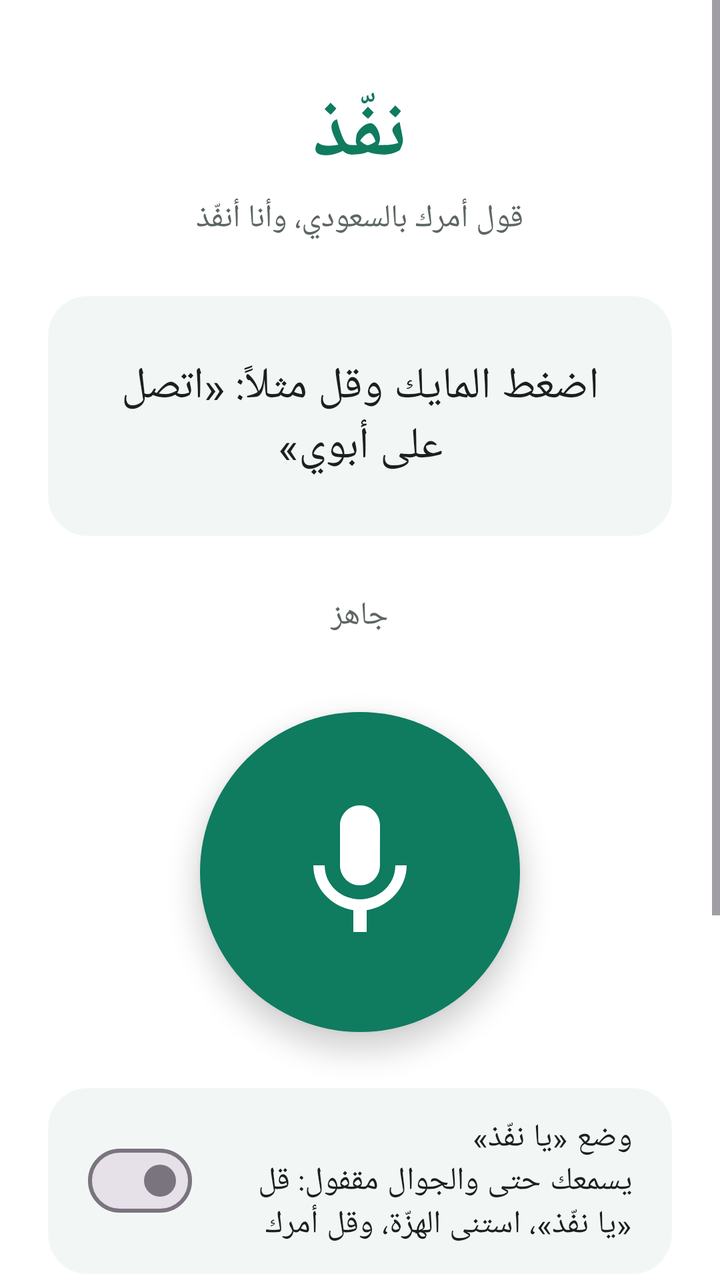
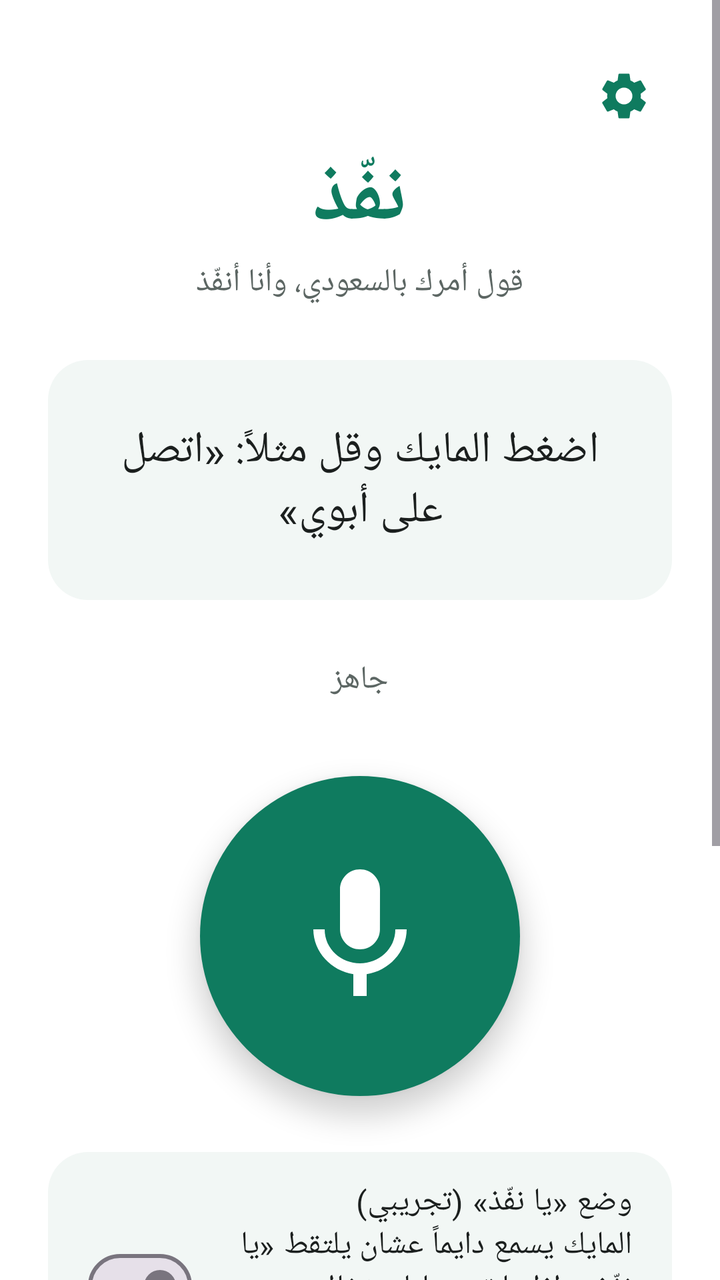

Before-and-after screenshots of an Android layout around one commit, followed by the original layout XML and the change that was made.
<!-- AndroidManifest.xml: application theme Theme.Naffith -->
<!-- res/layout/activity_main.xml -->
<?xml version="1.0" encoding="utf-8"?>
<ScrollView xmlns:android="http://schemas.android.com/apk/res/android"
    android:layout_width="match_parent"
    android:layout_height="match_parent"
    android:fillViewport="true">

    <LinearLayout
        android:layout_width="match_parent"
        android:layout_height="wrap_content"
        android:gravity="center_horizontal"
        android:layoutDirection="rtl"
        android:orientation="vertical"
        android:padding="24dp">

        <TextView
            android:layout_width="wrap_content"
            android:layout_height="wrap_content"
            android:layout_marginTop="16dp"
            android:text="@string/app_name"
            android:textColor="@color/brand"
            android:textSize="40sp"
            android:textStyle="bold" />

        <TextView
            android:layout_width="wrap_content"
            android:layout_height="wrap_content"
            android:layout_marginTop="4dp"
            android:text="@string/tagline"
            android:textColor="@color/text_secondary"
            android:textSize="16sp" />

        <TextView
            android:id="@+id/transcriptText"
            android:layout_width="match_parent"
            android:layout_height="wrap_content"
            android:layout_marginTop="28dp"
            android:background="@drawable/bg_card"
            android:gravity="center"
            android:minHeight="120dp"
            android:padding="20dp"
            android:text="@string/transcript_placeholder"
            android:textColor="@color/text_primary"
            android:textIsSelectable="true"
            android:textSize="22sp" />

        <TextView
            android:id="@+id/statusText"
            android:layout_width="match_parent"
            android:layout_height="wrap_content"
            android:layout_marginTop="16dp"
            android:gravity="center"
            android:minHeight="48dp"
            android:text="@string/status_ready"
            android:textColor="@color/text_secondary"
            android:textSize="16sp" />

        <ImageButton
            android:id="@+id/micButton"
            android:layout_width="160dp"
            android:layout_height="160dp"
            android:layout_marginTop="24dp"
            android:background="@drawable/bg_mic_idle"
            android:contentDescription="@string/mic_description"
            android:elevation="8dp"
            android:padding="40dp"
            android:scaleType="fitCenter"
            android:src="@drawable/ic_mic" />

        <com.google.android.material.materialswitch.MaterialSwitch
            android:id="@+id/handsFreeSwitch"
            android:layout_width="match_parent"
            android:layout_height="wrap_content"
            android:layout_marginTop="28dp"
            android:background="@drawable/bg_card"
            android:paddingHorizontal="20dp"
            android:paddingVertical="14dp"
            android:text="@string/hf_switch"
            android:textColor="@color/text_primary"
            android:textSize="16sp" />

        <TextView
            android:layout_width="match_parent"
            android:layout_height="wrap_content"
            android:layout_marginTop="32dp"
            android:lineSpacingExtra="6dp"
            android:text="@string/examples"
            android:textColor="@color/text_secondary"
            android:textSize="15sp" />
    </LinearLayout>
</ScrollView>
<!-- resources referenced by this layout -->
<resources>
  <color name="brand">#0F7B5F</color>
  <color name="text_primary">#1B1F1E</color>
  <color name="text_secondary">#5C6663</color>
  <!-- drawable bg_card (drawable) -->
  <?xml version="1.0" encoding="utf-8"?>
  <shape xmlns:android="http://schemas.android.com/apk/res/android" android:shape="rectangle">
      <solid android:color="@color/surface_card" />
      <corners android:radius="20dp" />
  </shape>
  <!-- drawable bg_mic_idle (drawable) -->
  <?xml version="1.0" encoding="utf-8"?>
  <shape xmlns:android="http://schemas.android.com/apk/res/android" android:shape="oval">
      <solid android:color="@color/brand" />
  </shape>
  <!-- drawable ic_mic (drawable) -->
  <vector xmlns:android="http://schemas.android.com/apk/res/android"
      android:width="24dp"
      android:height="24dp"
      android:viewportWidth="24"
      android:viewportHeight="24">
      <path
          android:fillColor="#FFFFFF"
          android:pathData="M12,14c1.66,0 2.99,-1.34 2.99,-3L15,5c0,-1.66 -1.34,-3 -3,-3S9,3.34 9,5v6c0,1.66 1.34,3 3,3zM17.3,11c0,3 -2.54,5.1 -5.3,5.1S6.7,14 6.7,11L5,11c0,3.41 2.72,6.23 6,6.72L11,21h2v-3.28c3.28,-0.48 6,-3.3 6,-6.72h-1.7z" />
  </vector>
  <string name="app_name">نفّذ</string>
  <string name="examples">أمثلة:\n• افتح الخرائط وابحث عن أقرب صيدلية\n• شغل لي محمد عبده في يوتيوب\n• افتح واتساب روحي اكتب هلا\n• دق على خالد\n\nإذا اخترت اسم من القائمة أحفظه للمرة الجاية. ضغطة طويلة على المايك تمسح الاختيارات المحفوظة.</string>
  <string name="hf_switch">وضع «يا نفّذ»\nيسمعك حتى والجوال مقفول: قل «يا نفّذ»، استنى الهزّة، وقل أمرك</string>
  <string name="mic_description">اضغط وتكلم</string>
  <string name="status_ready">جاهز</string>
  <string name="tagline">قول أمرك بالسعودي، وأنا أنفّذ</string>
  <string name="transcript_placeholder">اضغط المايك وقل مثلاً: «اتصل على أبوي»</string>
  <style name="Theme.Naffith" parent="Theme.Material3.Light.NoActionBar">
          <item name="colorPrimary">@color/brand</item>
          <item name="colorPrimaryDark">@color/brand_dark</item>
          <item name="android:statusBarColor">@color/brand_dark</item>
          <item name="android:windowBackground">@color/white</item>
      </style>
  <color name="surface_card">#F2F7F5</color>
  <color name="brand_dark">#0A5A45</color>
  <color name="white">#FFFFFF</color>
</resources>

<!-- the commit's change to res/layout/activity_main.xml (unified diff, before → after) -->
@@ -12,10 +12,18 @@
         android:orientation="vertical"
         android:padding="24dp">
 
+        <ImageButton
+            android:id="@+id/settingsButton"
+            android:layout_width="48dp"
+            android:layout_height="48dp"
+            android:layout_gravity="start"
+            android:background="?attr/selectableItemBackgroundBorderless"
+            android:contentDescription="@string/settings_description"
+            android:src="@drawable/ic_settings" />
+
         <TextView
             android:layout_width="wrap_content"
             android:layout_height="wrap_content"
-            android:layout_marginTop="16dp"
             android:text="@string/app_name"
             android:textColor="@color/brand"
             android:textSize="40sp"
<!-- resource entries referenced after the edit -->
@@ -24,10 +24,21 @@
           android:fillColor="#FFFFFF"
           android:pathData="M12,14c1.66,0 2.99,-1.34 2.99,-3L15,5c0,-1.66 -1.34,-3 -3,-3S9,3.34 9,5v6c0,1.66 1.34,3 3,3zM17.3,11c0,3 -2.54,5.1 -5.3,5.1S6.7,14 6.7,11L5,11c0,3.41 2.72,6.23 6,6.72L11,21h2v-3.28c3.28,-0.48 6,-3.3 6,-6.72h-1.7z" />
   </vector>
+  <!-- drawable ic_settings (drawable) -->
+  <vector xmlns:android="http://schemas.android.com/apk/res/android"
+      android:width="28dp"
+      android:height="28dp"
+      android:viewportWidth="24"
+      android:viewportHeight="24">
+      <path
+          android:fillColor="#0F7B5F"
+          android:pathData="M19.14,12.94c0.04,-0.3 0.06,-0.61 0.06,-0.94c0,-0.32 -0.02,-0.64 -0.07,-0.94l2.03,-1.58c0.18,-0.14 0.23,-0.41 0.12,-0.61l-1.92,-3.32c-0.12,-0.22 -0.37,-0.29 -0.59,-0.22l-2.39,0.96c-0.5,-0.38 -1.03,-0.7 -1.62,-0.94L14.4,2.81c-0.04,-0.24 -0.24,-0.41 -0.48,-0.41h-3.84c-0.24,0 -0.43,0.17 -0.47,0.41L9.25,5.35C8.66,5.59 8.12,5.92 7.63,6.29L5.24,5.33c-0.22,-0.08 -0.47,0 -0.59,0.22L2.74,8.87C2.62,9.08 2.66,9.34 2.86,9.48l2.03,1.58C4.84,11.36 4.8,11.69 4.8,12s0.02,0.64 0.07,0.94l-2.03,1.58c-0.18,0.14 -0.23,0.41 -0.12,0.61l1.92,3.32c0.12,0.22 0.37,0.29 0.59,0.22l2.39,-0.96c0.5,0.38 1.03,0.7 1.62,0.94l0.36,2.54c0.05,0.24 0.24,0.41 0.48,0.41h3.84c0.24,0 0.44,-0.17 0.47,-0.41l0.36,-2.54c0.59,-0.24 1.13,-0.56 1.62,-0.94l2.39,0.96c0.22,0.08 0.47,0 0.59,-0.22l1.92,-3.32c0.12,-0.22 0.07,-0.47 -0.12,-0.61L19.14,12.94zM12,15.6c-1.98,0 -3.6,-1.62 -3.6,-3.6s1.62,-3.6 3.6,-3.6s3.6,1.62 3.6,3.6S13.98,15.6 12,15.6z" />
+  </vector>
   <string name="app_name">نفّذ</string>
-  <string name="examples">أمثلة:\n• افتح الخرائط وابحث عن أقرب صيدلية\n• شغل لي محمد عبده في يوتيوب\n• افتح واتساب روحي اكتب هلا\n• دق على خالد\n\nإذا اخترت اسم من القائمة أحفظه للمرة الجاية. ضغطة طويلة على المايك تمسح الاختيارات المحفوظة.</string>
-  <string name="hf_switch">وضع «يا نفّذ»\nيسمعك حتى والجوال مقفول: قل «يا نفّذ»، استنى الهزّة، وقل أمرك</string>
+  <string name="examples">أمثلة:\n• افتح الخرائط وابحث عن أقرب صيدلية\n• شغل لي قصيدة وليا وحافظا\n• اكتب رسالة واتساب روحي هلا وارسلها\n• دق على خالد\n\nإذا اخترت اسم من القائمة أحفظه كاسم ثاني للمرة الجاية، وتلقاه في الإعدادات ⚙️.</string>
+  <string name="hf_switch">وضع «يا نفّذ» (تجريبي)\nالمايك يسمع دايماً عشان يلتقط «يا نفّذ». إذا ما تبي مايك شغال، استخدم زر المساعد من الإعدادات ⚙️</string>
   <string name="mic_description">اضغط وتكلم</string>
+  <string name="settings_description">الإعدادات</string>
   <string name="status_ready">جاهز</string>
   <string name="tagline">قول أمرك بالسعودي، وأنا أنفّذ</string>
   <string name="transcript_placeholder">اضغط المايك وقل مثلاً: «اتصل على أبوي»</string>
